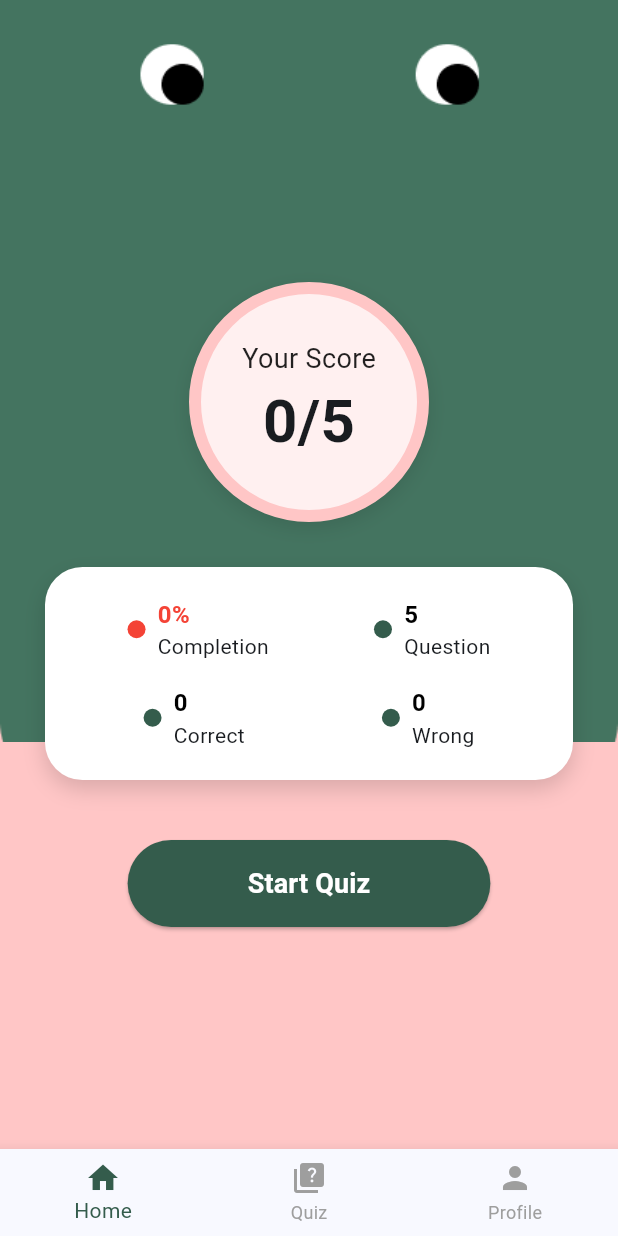
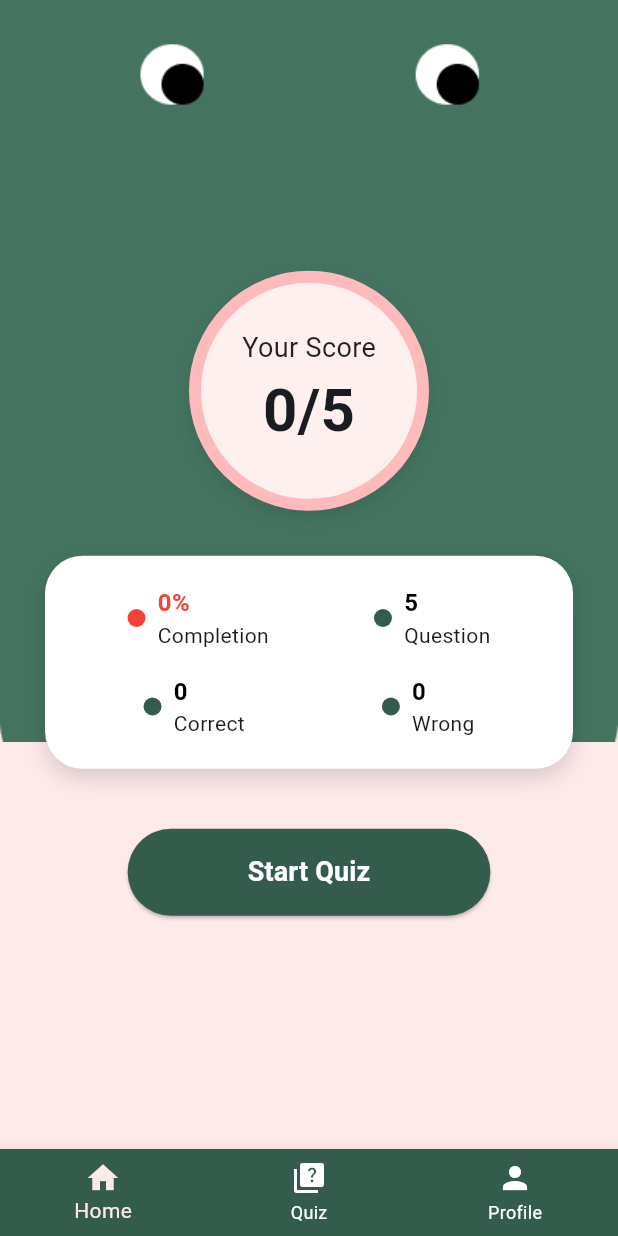
Before and after one commit to Sabitwise/PM-LAB6-UTS-ATIKAH_SHABRINA_SIREGAR, a Flutter app: the HomeScreen screen opened directly with empty values, on a phone screen of 412 x 824 dp. Run offline on Flutter 3.47's test engine with Material 3 defaults, Android fonts, the phone set to English and light mode, and no system bars; Roboto replaces fonts that are missing (Poppins).

Commit message:
improving the UI of home screen page

```diff
--- a/lib/Screen/home_screen.dart
+++ b/lib/Screen/home_screen.dart
@@ -22,25 +22,66 @@
     const Center(child: Text("Profile Page")),
   ];
 
+  // ✅ Put the fixed method HERE (inside the class)
   void _onItemTapped(int index) {
+    if (index == 1 || index == 2) {
+      ScaffoldMessenger.of(context).clearSnackBars();
+      ScaffoldMessenger.of(context).showSnackBar(
+        SnackBar(
+          behavior: SnackBarBehavior.floating,
+          margin: const EdgeInsets.symmetric(horizontal: 40, vertical: 20),
+          backgroundColor: Colors.transparent,
+          elevation: 0,
+          duration: const Duration(seconds: 2),
+          content: Container(
+            padding: const EdgeInsets.symmetric(vertical: 14, horizontal: 20),
+            decoration: BoxDecoration(
+              color: const Color(0xFF345C4C),
+              borderRadius: BorderRadius.circular(16),
+              boxShadow: [
+                BoxShadow(
+                  color: Colors.black.withOpacity(0.15),
+                  blurRadius: 8,
+                  offset: const Offset(0, 4),
+                ),
+              ],
+            ),
+            child: const Center(
+              child: Text(
+                "🎨 Coming Soon Feature!",
+                textAlign: TextAlign.center,
+                style: TextStyle(
+                  color: Colors.white,
+                  fontWeight: FontWeight.bold,
+                  fontSize: 16,
+                  letterSpacing: 0.5,
+                ),
+              ),
+            ),
+          ),
+        ),
+      );
+      return;
+    }
+
     setState(() {
       _selectedIndex = index;
     });
   }
 
+  // ✅ then your build() method continues below
   @override
   Widget build(BuildContext context) {
     return Scaffold(
-      backgroundColor: const Color(0xFFFFC6C6),
-      // appBar: AppBar(
-      //   backgroundColor: const Color(0xFF345C4C),
-      //   title: const Text("Art Quiz", style: TextStyle(color: Colors.white)),
+      backgroundColor: const Color(0xFFFFEAEA),
       body: _pages[_selectedIndex],
       bottomNavigationBar: BottomNavigationBar(
+        backgroundColor: const Color(0xFF345C4C),
         currentIndex: _selectedIndex,
         onTap: _onItemTapped,
-        selectedItemColor: const Color(0xFF345C4C),
-        unselectedItemColor: Colors.grey,
+        selectedItemColor: const Color(0xFFFFEAEA),
+        unselectedItemColor: Colors.white,
+        type: BottomNavigationBarType.fixed,
         items: const [
           BottomNavigationBarItem(icon: Icon(Icons.home), label: 'Home'),
           BottomNavigationBarItem(icon: Icon(Icons.quiz), label: 'Quiz'),
@@ -51,6 +92,36 @@
   }
 }
 
+// void _onItemTapped(int index) {
+  //   setState(() {
+  //     _selectedIndex = index;
+  //   });
+  // }
+
+  // @override
+  // Widget build(BuildContext context) {
+  //   return Scaffold(
+  //     backgroundColor: const Color(0xFFFFC6C6),
+  //     // appBar: AppBar(
+  //     //   backgroundColor: const Color(0xFF345C4C),
+  //     //   title: const Text("Art Quiz", style: TextStyle(color: Colors.white)),
+  //     body: _pages[_selectedIndex],
+  //     bottomNavigationBar: BottomNavigationBar(
+  //       backgroundColor: const Color(0xFF345C4C), // ✅ Green background
+  //       currentIndex: _selectedIndex,
+  //       onTap: _onItemTapped,
+  //       selectedItemColor: const Color(0xFFFFC6C6), // ✅ Pink when active
+  //       unselectedItemColor: Colors.white, // ✅ White when inactive
+  //       type: BottomNavigationBarType.fixed,
+  //       items: const [
+  //         BottomNavigationBarItem(icon: Icon(Icons.home), label: 'Home'),
+  //         BottomNavigationBarItem(icon: Icon(Icons.quiz), label: 'Quiz'),
+  //         BottomNavigationBarItem(icon: Icon(Icons.person), label: 'Profile'),
+  //       ],
+  //     ),
+  //   );
+  // }
+
 class HomeContent extends StatelessWidget {
   const HomeContent({super.key});
 
@@ -60,10 +131,10 @@
 
     return Stack(
       children: [
-        // 🟩 Pink background
-        Container(color: const Color(0xFFFFC6C6)),
 
-        // 🟢 Green top background with your Figma image
+        Container(color: const Color(0xFFFFEAEA)),
+
+
         Align(
           alignment: Alignment.topCenter,
           child: SizedBox(
@@ -84,7 +155,7 @@
                 children: [
                   const SizedBox(height: 40),
 
-                  // 🎯 Score circle
+
                   Container(
                     width: 160,
                     height: 160,
@@ -92,7 +163,7 @@
                       color: const Color(0xFFFFF0F0),
                       shape: BoxShape.circle,
                       border: Border.all(
-                        color: const Color(0xFFFFC6C6),
+                        color: const Color(0xFFFFBBBC),
                         width: 8,
                       ),
                       boxShadow: [
@@ -164,7 +235,7 @@
                   ),
                   const SizedBox(height: 40),
 
-                  // 🟩 Start Quiz button
+                  // Start Quiz button
                   ElevatedButton(
                     onPressed: () {
                       Navigator.push(
@@ -187,6 +258,39 @@
                         fontWeight: FontWeight.bold,
                       ),
                     ),
+                  ),
+                  const SizedBox(height: 15),
+
+                  Consumer<QuizProvider>(
+                    builder: (context, quiz, _) {
+                      if (!quiz.hasCompletedQuiz) return const SizedBox.shrink();
+                      return Padding(
+                        padding: const EdgeInsets.only(top: 10),
+                        child: OutlinedButton(
+                          style: OutlinedButton.styleFrom(
+                            side: const BorderSide(color: Color(0xFF345C4C), width: 2),
+                            shape: RoundedRectangleBorder(
+                              borderRadius: BorderRadius.circular(30),
+                            ),
+                            padding: const EdgeInsets.symmetric(horizontal: 80, vertical: 16),
+                          ),
+                          onPressed: () {
+                            quiz.resetQuiz();
+                            ScaffoldMessenger.of(context).showSnackBar(
+                              const SnackBar(content: Text('Quiz has been reset!')),
+                            );
+                          },
+                          child: const Text(
+                            "Reset Quiz",
+                            style: TextStyle(
+                              fontSize: 16,
+                              fontWeight: FontWeight.bold,
+                              color: Color(0xFF345C4C),
+                            ),
+                          ),
+                        ),
+                      );
+                    },
                   ),
                 ],
               ),
```
